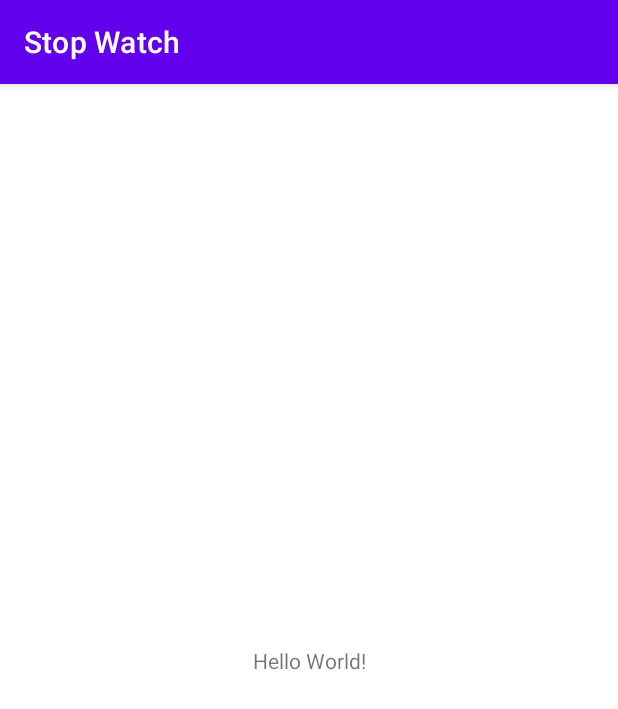
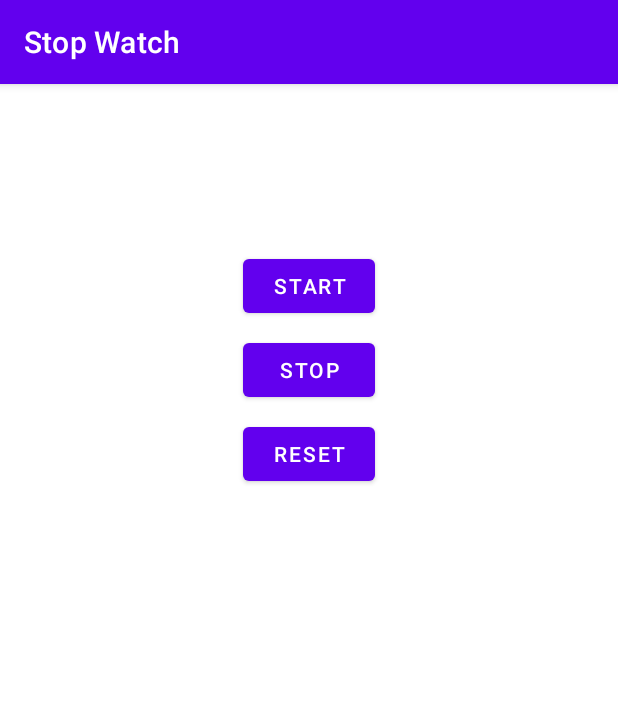
Before and after one commit to vathanak-mao/learnandroid-stopwatch, an Android app: the screen it shows after launch (MainActivity before the commit, StopWatchActivity after it), on a phone screen of 412 x 824 dp. Shown: the top 709 px of the screen. Run offline under Robolectric (Android 15) with nearby library versions, the phone set to English and light mode, and no system bars.

Commit message:
Added the 3 buttons

```diff
--- a/app/src/main/AndroidManifest.xml
+++ b/app/src/main/AndroidManifest.xml
@@ -14,7 +14,7 @@
         android:theme="@style/Theme.StopWatch"
         tools:targetApi="31">
         <activity
-            android:name=".MainActivity"
+            android:name=".StopWatchActivity"
             android:exported="true">
             <intent-filter>
                 <action android:name="android.intent.action.MAIN" />
--- a/app/src/main/java/com/hfad/stopwatch/MainActivity.java
+++ /dev/null
@@ -1,14 +0,0 @@
-package com.hfad.stopwatch;
-
-import androidx.appcompat.app.AppCompatActivity;
-
-import android.os.Bundle;
-
-public class MainActivity extends AppCompatActivity {
-
-    @Override
-    protected void onCreate(Bundle savedInstanceState) {
-        super.onCreate(savedInstanceState);
-        setContentView(R.layout.activity_main);
-    }
-}
--- /dev/null
+++ b/app/src/main/java/com/hfad/stopwatch/StopWatchActivity.java
@@ -0,0 +1,30 @@
+package com.hfad.stopwatch;
+
+import androidx.appcompat.app.AppCompatActivity;
+
+import android.os.Bundle;
+import android.view.View;
+
+public class StopWatchActivity extends AppCompatActivity {
+    private boolean running;
+    private int seconds = 0;
+
+    @Override
+    protected void onCreate(Bundle savedInstanceState) {
+        super.onCreate(savedInstanceState);
+        setContentView(R.layout.activity_stopwatch);
+    }
+
+    public void onClickStart(View view) {
+        running = true;
+    }
+
+    public void onClickStop(View view) {
+        running = false;
+    }
+
+    public void onClickReset(View view) {
+        running = false;
+        seconds = 0;
+    }
+}
--- a/app/src/main/res/layout/activity_main.xml
+++ /dev/null
@@ -1,18 +0,0 @@
-<?xml version="1.0" encoding="utf-8"?>
-<androidx.constraintlayout.widget.ConstraintLayout xmlns:android="http://schemas.android.com/apk/res/android"
-    xmlns:app="http://schemas.android.com/apk/res-auto"
-    xmlns:tools="http://schemas.android.com/tools"
-    android:layout_width="match_parent"
-    android:layout_height="match_parent"
-    tools:context=".MainActivity">
-
-    <TextView
-        android:layout_width="wrap_content"
-        android:layout_height="wrap_content"
-        android:text="Hello World!"
-        app:layout_constraintBottom_toBottomOf="parent"
-        app:layout_constraintEnd_toEndOf="parent"
-        app:layout_constraintStart_toStartOf="parent"
-        app:layout_constraintTop_toTopOf="parent" />
-
-</androidx.constraintlayout.widget.ConstraintLayout>
--- /dev/null
+++ b/app/src/main/res/layout/activity_stopwatch.xml
@@ -0,0 +1,45 @@
+<?xml version="1.0" encoding="utf-8"?>
+<LinearLayout
+    xmlns:android="http://schemas.android.com/apk/res/android"
+    xmlns:tools="http://schemas.android.com/tools"
+    android:layout_width="match_parent"
+    android:layout_height="match_parent"
+    android:orientation="vertical"
+    android:padding="16dp"
+    tools:context=".StopWatchActivity">
+
+    <TextView
+        android:id="@+id/time_view"
+        android:layout_width="wrap_content"
+        android:layout_height="wrap_content"
+        android:layout_gravity="center_horizontal"
+        android:textAppearance="@android:style/TextAppearance.Large"
+        android:textSize="56sp"/>
+
+    <Button
+        android:id="@+id/start_button"
+        android:layout_width="wrap_content"
+        android:layout_height="wrap_content"
+        android:layout_gravity="center_horizontal"
+        android:layout_marginTop="20dp"
+        android:onClick="onClickStart"
+        android:text="@string/start"/>
+
+    <Button
+        android:id="@+id/stop_button"
+        android:layout_width="wrap_content"
+        android:layout_height="wrap_content"
+        android:layout_gravity="center_horizontal"
+        android:layout_marginTop="8dp"
+        android:onClick="onClickStop"
+        android:text="@string/stop"/>
+
+    <Button
+        android:id="@+id/reset_button"
+        android:layout_width="wrap_content"
+        android:layout_height="wrap_content"
+        android:layout_gravity="center_horizontal"
+        android:layout_marginTop="8dp"
+        android:onClick="onClickReset"
+        android:text="@string/reset"/>
+</LinearLayout>
--- a/app/src/main/res/values/strings.xml
+++ b/app/src/main/res/values/strings.xml
@@ -1,3 +1,6 @@
 <resources>
     <string name="app_name">Stop Watch</string>
+    <string name="start">Start</string>
+    <string name="stop">Stop</string>
+    <string name="reset">Reset</string>
 </resources>
```
Also changed, not shown: 1 other file.
